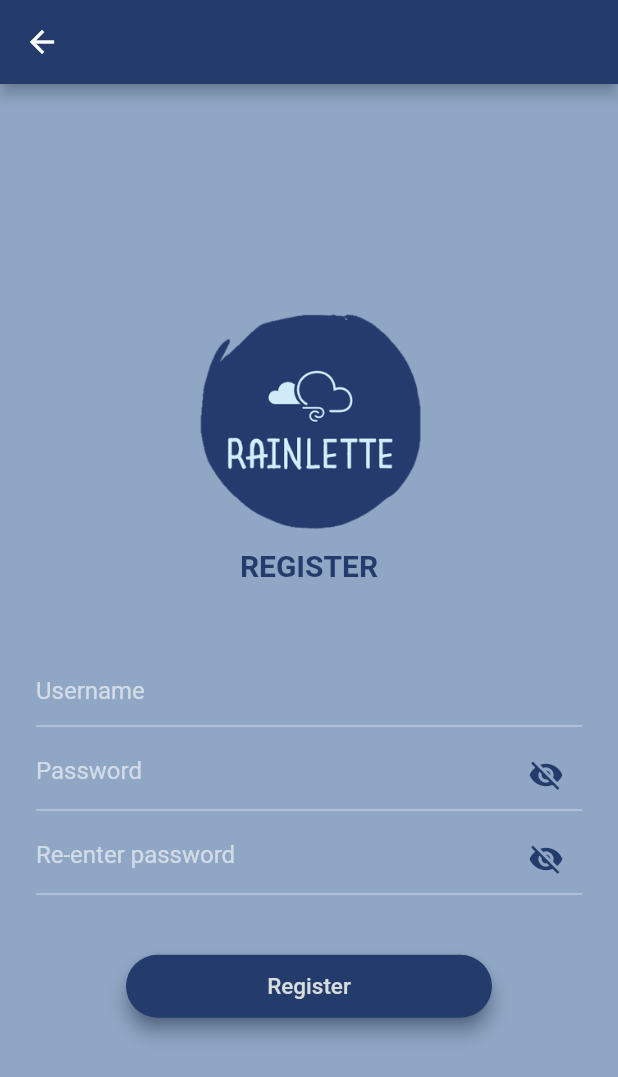
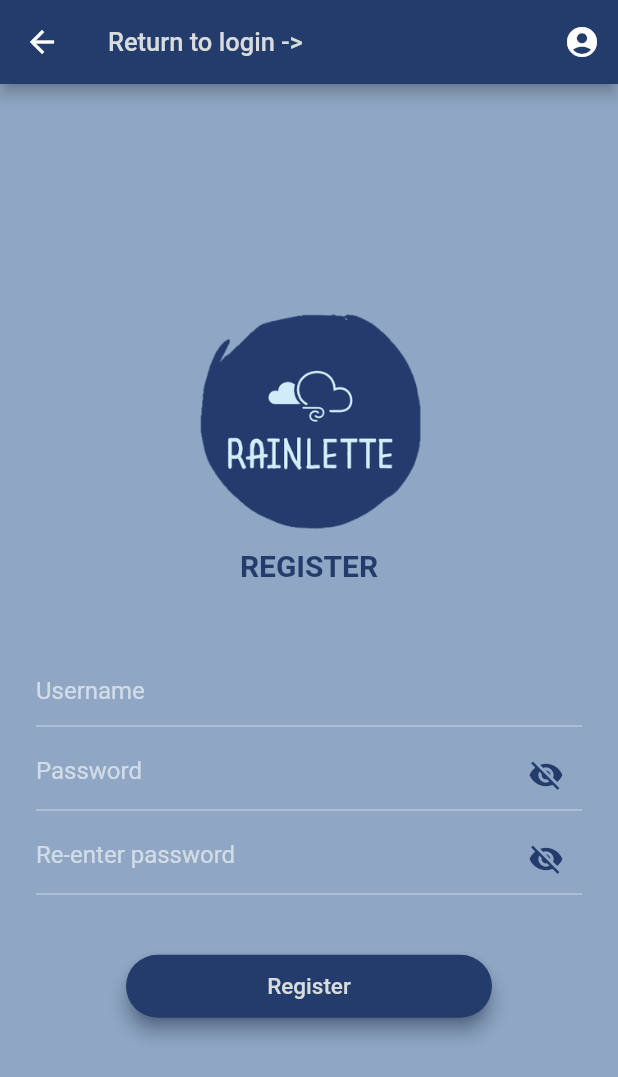
Before and after one commit to Janata007/rainlette, a Flutter app: the RegisterScreen screen opened directly, on a phone screen of 412 x 824 dp. Shown: the top 1077 px of the screen. Run offline on Flutter 3.47's test engine with Material 2 defaults, Android fonts, the phone set to English and light mode, and no system bars; our stand-ins replace flutter_spinkit, font_awesome_flutter, get_storage, location, shared_preferences; accounts and stored records are empty.

Commit message:
login button in register

```diff
--- a/lib/screens/register_screen.dart
+++ b/lib/screens/register_screen.dart
@@ -83,7 +83,15 @@ class _RegisterScreenState extends State<RegisterScreen> {
     return Scaffold(
       backgroundColor: semiBlue,
       appBar: AppBar(
+        title: Column(children: <Widget>[
+          Text("Return to login ->", style: TextStyle(fontSize: 17, color: lightGray),)
+        ],),
         backgroundColor: darkBlue,
+        actions: [
+          IconButton(onPressed: (){
+            redirectToLogin();
+          }, icon: Icon(Icons.account_circle_rounded))
+        ],
       ),
       body: Center(
           child: Form(
```
